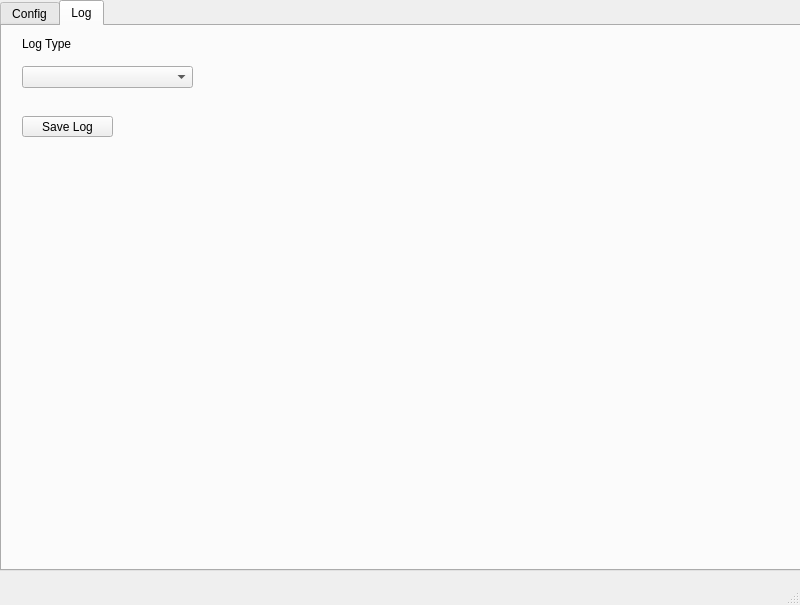
This is mainwindow.ui in Wasgo097/ProjektInzynierskiServer as Qt 5 draws it before an edit. The edited form follows.
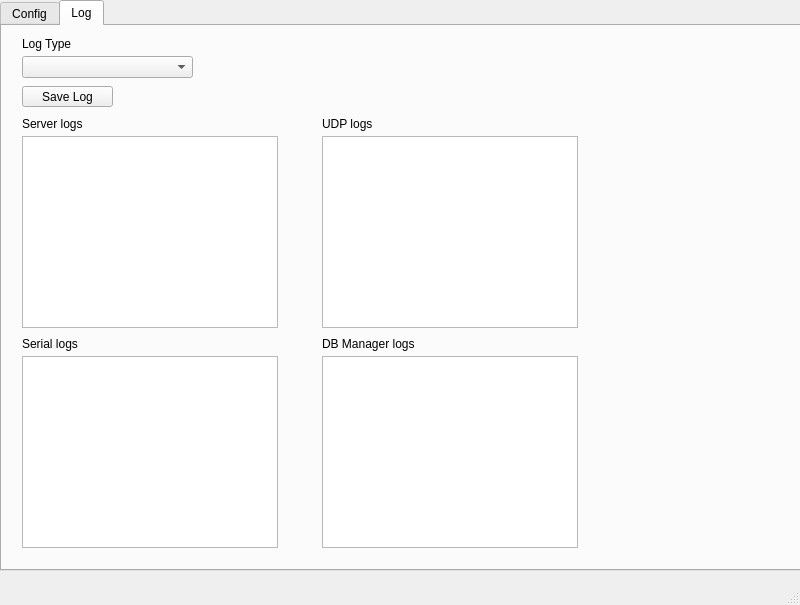
This is the edited form. The open tabs and pages were chosen to show the change.

```diff
--- a/mainwindow.ui
+++ b/mainwindow.ui
@@ -95,7 +95,7 @@
       <property name="geometry">
        <rect>
         <x>20</x>
-        <y>40</y>
+        <y>30</y>
         <width>171</width>
         <height>22</height>
        </rect>
@@ -118,7 +118,7 @@
       <property name="geometry">
        <rect>
         <x>20</x>
-        <y>90</y>
+        <y>60</y>
         <width>91</width>
         <height>21</height>
        </rect>
@@ -127,6 +127,98 @@
        <string>Save Log</string>
       </property>
      </widget>
+     <widget class="QTextBrowser" name="serverlogs">
+      <property name="geometry">
+       <rect>
+        <x>20</x>
+        <y>110</y>
+        <width>256</width>
+        <height>192</height>
+       </rect>
+      </property>
+     </widget>
+     <widget class="QTextBrowser" name="udplogs">
+      <property name="geometry">
+       <rect>
+        <x>320</x>
+        <y>110</y>
+        <width>256</width>
+        <height>192</height>
+       </rect>
+      </property>
+     </widget>
+     <widget class="QTextBrowser" name="seriallogs">
+      <property name="geometry">
+       <rect>
+        <x>20</x>
+        <y>330</y>
+        <width>256</width>
+        <height>192</height>
+       </rect>
+      </property>
+     </widget>
+     <widget class="QTextBrowser" name="dbmanagerlogs">
+      <property name="geometry">
+       <rect>
+        <x>320</x>
+        <y>330</y>
+        <width>256</width>
+        <height>192</height>
+       </rect>
+      </property>
+     </widget>
+     <widget class="QLabel" name="label_3">
+      <property name="geometry">
+       <rect>
+        <x>20</x>
+        <y>90</y>
+        <width>61</width>
+        <height>16</height>
+       </rect>
+      </property>
+      <property name="text">
+       <string>Server logs</string>
+      </property>
+     </widget>
+     <widget class="QLabel" name="label_5">
+      <property name="geometry">
+       <rect>
+        <x>20</x>
+        <y>310</y>
+        <width>71</width>
+        <height>16</height>
+       </rect>
+      </property>
+      <property name="text">
+       <string>Serial logs</string>
+      </property>
+     </widget>
+     <widget class="QLabel" name="label_6">
+      <property name="geometry">
+       <rect>
+        <x>320</x>
+        <y>310</y>
+        <width>101</width>
+        <height>16</height>
+       </rect>
+      </property>
+      <property name="text">
+       <string>DB Manager logs</string>
+      </property>
+     </widget>
+     <widget class="QLabel" name="u">
+      <property name="geometry">
+       <rect>
+        <x>320</x>
+        <y>90</y>
+        <width>61</width>
+        <height>16</height>
+       </rect>
+      </property>
+      <property name="text">
+       <string>UDP logs</string>
+      </property>
+     </widget>
     </widget>
    </widget>
   </widget>
```
Left out of the diff: 2 changed lines with no effect on the pictures.
